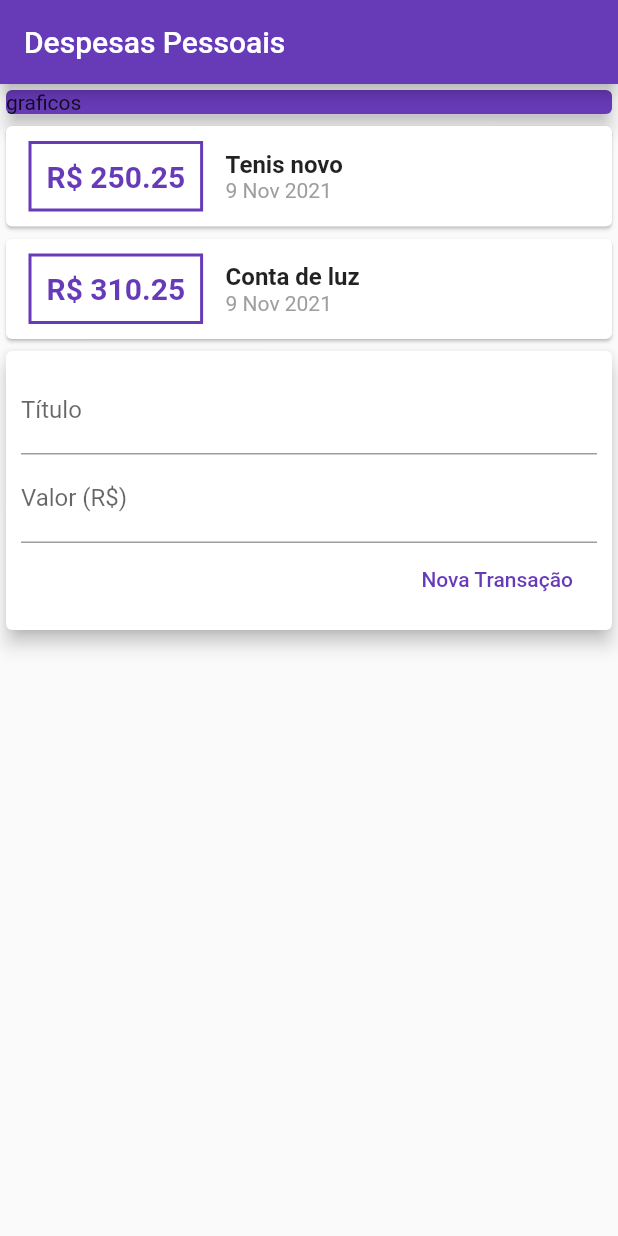
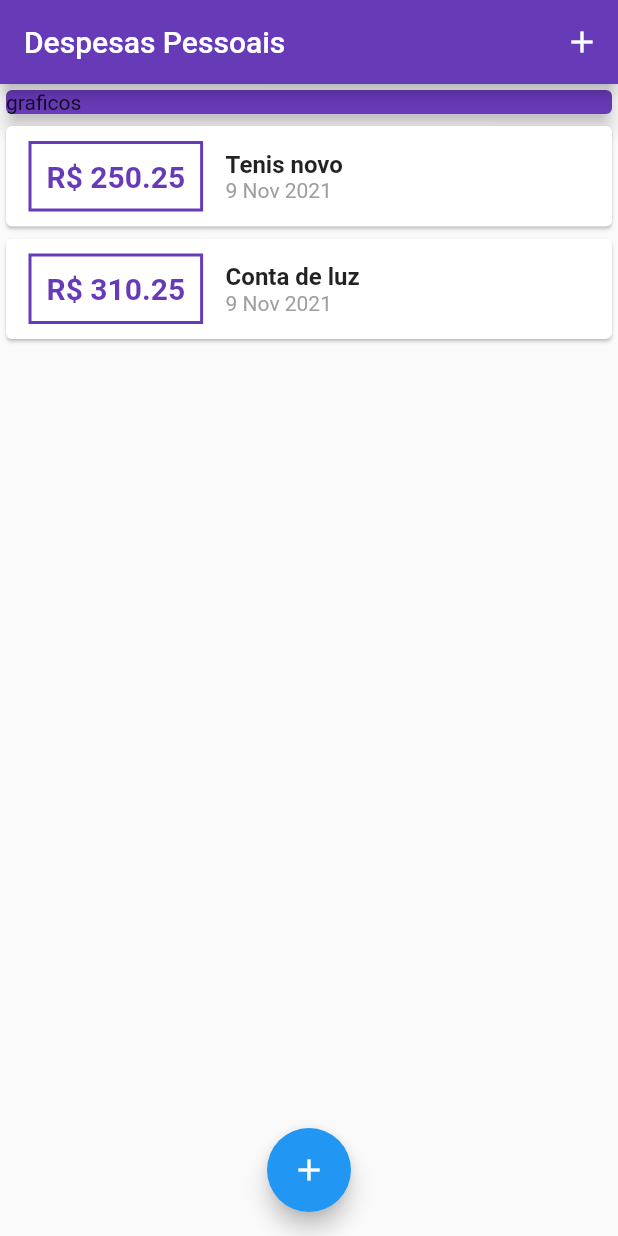
Before and after one commit to 4z1mut3/appDespesasPessoais, a Flutter app: the screen it shows after launch, on a phone screen of 412 x 824 dp. Run offline on Flutter 3.47's test engine with Material 2 defaults, Android fonts, the phone set to English and light mode, and no system bars.

Commit message:
reorganização de componentes

```diff
--- /dev/null
+++ b/lib/components/transaction_list.dart
@@ -0,0 +1,58 @@
+import 'package:expenses/models/transaction.dart';
+import 'package:flutter/material.dart';
+import 'package:intl/intl.dart';
+
+class TransactionList extends StatelessWidget {
+  final List<Transaction> transactions;
+
+  TransactionList(this.transactions);
+
+  @override
+  Widget build(BuildContext context) {
+    return Container(
+        height: 800,
+        child: ListView.builder(
+            itemCount: transactions.length,
+            itemBuilder: (ctx, index) {
+              final tr = transactions[index];
+              return Card(
+                child: Row(
+                  children: <Widget>[
+                    Container(
+                      margin:
+                          EdgeInsets.symmetric(horizontal: 15, vertical: 10),
+                      decoration: BoxDecoration(
+                        border: Border.all(
+                          color: Colors.deepPurple,
+                          width: 2,
+                        ),
+                      ),
+                      padding: EdgeInsets.all(10),
+                      child: Text(
+                        'R\$ ${tr.value.toStringAsFixed(2)}',
+                        style: TextStyle(
+                            fontWeight: FontWeight.bold,
+                            fontSize: 20,
+                            color: Colors.deepPurple),
+                      ),
+                    ),
+                    Column(
+                      crossAxisAlignment: CrossAxisAlignment.start,
+                      children: <Widget>[
+                        Text(
+                          tr.title,
+                          style: TextStyle(
+                              fontSize: 16, fontWeight: FontWeight.bold),
+                        ),
+                        Text(
+                          DateFormat('d MMM y').format(tr.date),
+                          style: TextStyle(color: Colors.grey),
+                        ),
+                      ],
+                    ),
+                  ],
+                ),
+              );
+            }));
+  }
+}
--- a/lib/main.dart
+++ b/lib/main.dart
@@ -1,11 +1,13 @@
+import 'dart:math';
+
+import 'package:expenses/components/transaction_form.dart';
+import 'package:expenses/components/transaction_list.dart';
 import 'package:expenses/models/transaction.dart';
 import 'package:flutter/material.dart';
-import 'package:intl/intl.dart';
 
-main()=> runApp(ExpansesApp());
+main() => runApp(ExpansesApp());
 
 class ExpansesApp extends StatelessWidget {
-
   @override
   Widget build(BuildContext context) {
     return MaterialApp(
@@ -14,132 +16,77 @@ class ExpansesApp extends StatelessWidget {
   }
 }
 
-class MyHomePage extends StatelessWidget {
+class MyHomePage extends StatefulWidget {
+  @override
+  State<MyHomePage> createState() => _MyHomePageState();
+}
 
-  final titleController = TextEditingController();
-  final valueController = TextEditingController();
-
+class _MyHomePageState extends State<MyHomePage> {
   final _transactions = [
     Transaction(
-      id:'t1',
+      id: 't1',
       date: DateTime.now(),
       title: 'Tenis novo',
-      value:250.25,
+      value: 250.25,
     ),
     Transaction(
-      id:'t2',
+      id: 't2',
       date: DateTime.now(),
       title: 'Conta de luz',
-      value:310.25,
-    ),
+      value: 310.25,
+    )
   ];
+
+  _addTransaction(String title, double value) {
+    final newTransaction = Transaction(
+        id: Random().nextDouble().toString(),
+        title: title,
+        value: value,
+        date: DateTime.now());
+
+    setState(() {
+      _transactions.add(newTransaction);
+    });
+  }
+
+  _openTransactionFormModal(BuildContext context) {
+    showModalBottomSheet(
+        context: context,
+        builder: (_) {
+          return TransactionForm(_addTransaction);
+        });
+  }
 
   @override
   Widget build(BuildContext context) {
     return Scaffold(
       appBar: AppBar(
+        actions: <Widget>[
+          IconButton(icon: Icon(Icons.add), onPressed: ()=>_openTransactionFormModal(context) ),
+        ],
         title: Text('Despesas Pessoais'),
         backgroundColor: Colors.deepPurple,
-
       ),
-      body: Column(
-
+      body: SingleChildScrollView(
+        child: Column(
           crossAxisAlignment: CrossAxisAlignment.stretch,
           children: <Widget>[
             Container(
               child: Card(
                   elevation: 5,
                   color: Colors.deepPurple,
-              child:Text('graficos')
+                  child: Text('graficos')),
             ),
-          ),
-          Column(
-            children: _transactions.map((tr){
-              return Card(
-                child: Row(
-                children: <Widget>[
-                  Container(
-                    margin:EdgeInsets.symmetric(
-                      horizontal: 15,
-                      vertical:10
-                    ),
-                    decoration: BoxDecoration(
-                      border: Border.all(
-                        color: Colors.deepPurple,
-                        width: 2,
-                      ),
-                    ),
-                    padding: EdgeInsets.all(10),
-                      child: Text(
-                        'R\$ ${tr.value.toStringAsFixed(2)}' ,
-                        style: TextStyle(
-                          fontWeight:FontWeight.bold,
-                          fontSize: 20,
-                          color: Colors.deepPurple
-                        ),
-                      ),
-                    ),
-                  Column(
-                    crossAxisAlignment: CrossAxisAlignment.start,
-
-                    children: <Widget>[
-                      Text(
-                        tr.title,
-                        style: TextStyle(
-                          fontSize: 16,
-                          fontWeight: FontWeight.bold
-                        ),
-                      ),
-                      Text(
-                        DateFormat('d MMM y').format(tr.date),
-                        style: TextStyle(
-                          color: Colors.grey
-                        ),
-                      ),
-                    ],
-                  ),
-                ],
-                ),
-              );
-            }).toList()
-            ),
-            Card(
-              elevation: 5,
-              child: Padding(
-                padding: const EdgeInsets.all(10),
-                child: Column(
-                  children: <Widget>[
-                    TextField(
-                      controller:titleController,
-                      decoration: InputDecoration(
-                        labelText: 'Título',
-                      ),
-                    ),
-                    TextField(
-                      controller: valueController,
-                      decoration: InputDecoration(
-                        labelText: 'Valor (R\$)'
-                      ),
-                    ),
-                    Row(
-                      mainAxisAlignment: MainAxisAlignment.end,
-                      children: [
-                        FlatButton(
-                          child: Text('Nova Transação'),
-                          textColor: Colors.deepPurple,
-                          onPressed: (){
-                            print(titleController.text);
-                            print(valueController.text);
-                          },
-                        ),
-                      ],
-                    )
+            TransactionList(_transactions)
           ],
         ),
       ),
+      floatingActionButton: FloatingActionButton(
+        child: Icon(Icons.add),
+        onPressed: ()=>_openTransactionFormModal(context),
+
       ),
-        ],
-      ),
+      floatingActionButtonLocation: FloatingActionButtonLocation.centerFloat,
     );
   }
 }
```
Also changed, not shown: lib/components/transaction_form.dart (added, +64 -0 lines). Lines whose indentation alone changed are shown as unchanged.
